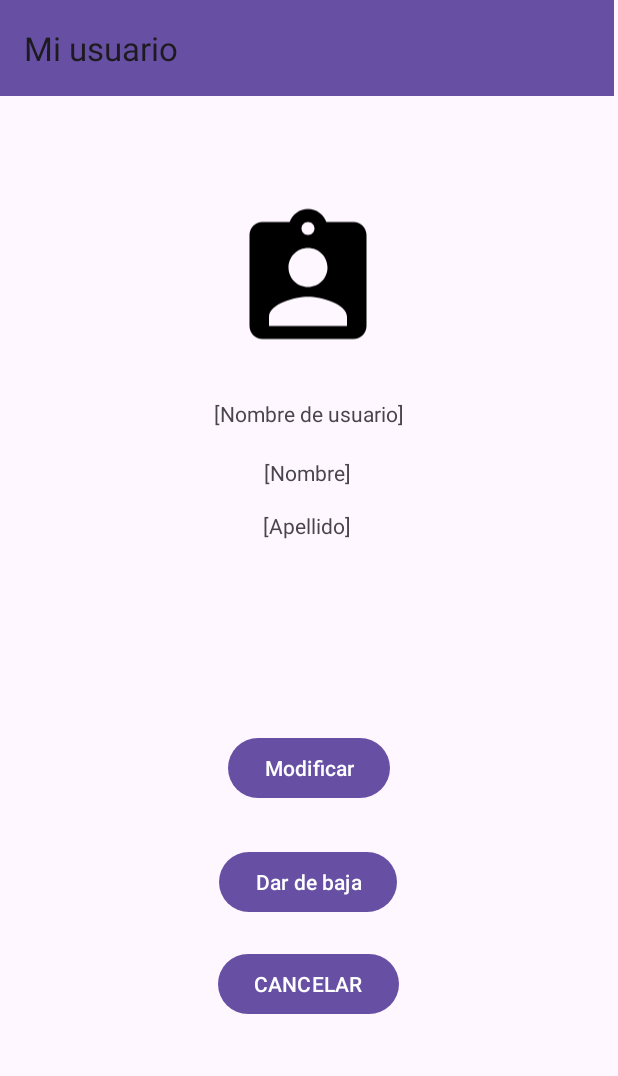
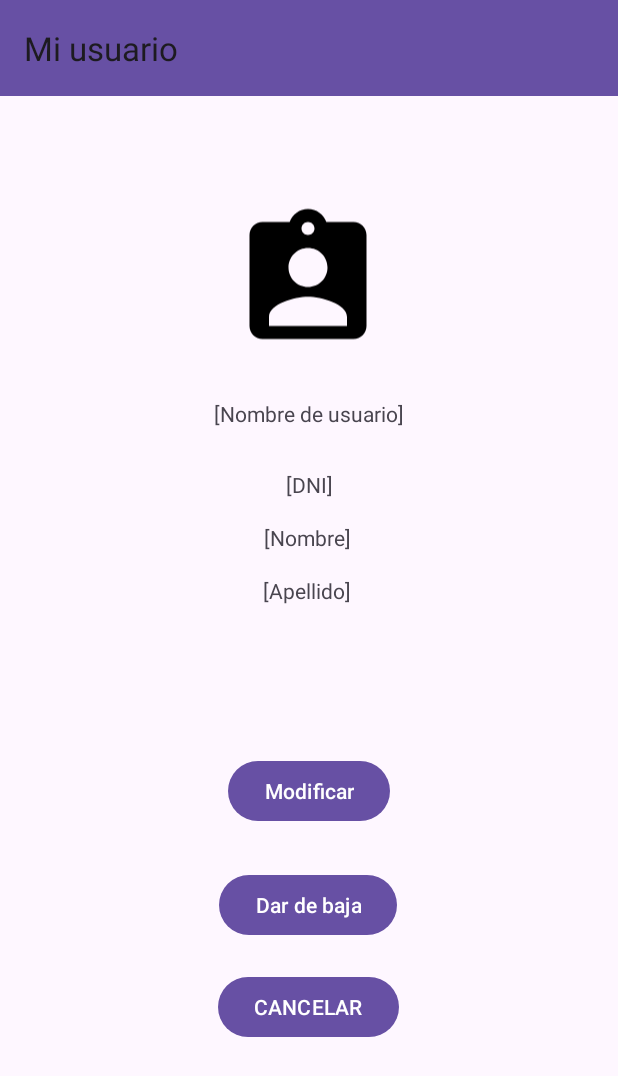
Before and after one commit to Alan-Vaca/TP7_SANAMENTE, an Android app: the Menu_Cliente screen opened directly, with no data from a screen before it, after a tap on "MI USUARIO", on a phone screen of 412 x 824 dp. Shown: the top 1076 px of the screen. Run offline under Robolectric (Android 15) with nearby library versions, the phone set to English and light mode, and no system bars.

Commit message:
LOGIN + MI USUARIO

```diff
--- a/app/build.gradle.kts
+++ b/app/build.gradle.kts
@@ -54,7 +54,7 @@ dependencies {
     testImplementation("junit:junit:4.13.2")
     androidTestImplementation("androidx.test.ext:junit:1.1.5")
     androidTestImplementation("androidx.test.espresso:espresso-core:3.5.1")
-
+    implementation("com.google.code.gson:gson:2.8.8")
     implementation("org.jetbrains.kotlin:kotlin-stdlib:1.8.22")
     implementation("org.jetbrains.kotlin:kotlin-stdlib-jdk8:1.8.22")
 }
--- a/app/src/main/java/com/example/tp7_sanamente/Menu_Cliente.java
+++ b/app/src/main/java/com/example/tp7_sanamente/Menu_Cliente.java
@@ -1,18 +1,37 @@
 package com.example.tp7_sanamente;
 
 import android.content.Intent;
+import android.content.SharedPreferences;
 import android.os.Bundle;
 import android.view.View;
 import android.widget.Toast;
 
 import androidx.appcompat.app.AppCompatActivity;
 
+import com.google.gson.Gson;
+
+import Entidad.Usuario;
+
 public class Menu_Cliente extends AppCompatActivity {
 
+    Usuario user;
     @Override
     protected void onCreate(Bundle savedInstanceState) {
         super.onCreate(savedInstanceState);
         setContentView(R.layout.activity_menu_cliente);
+
+        SharedPreferences sharedPreferences = getSharedPreferences("MyPrefs", MODE_PRIVATE);
+        String usuarioJson = sharedPreferences.getString("usuarioLogueado", "");
+
+        user = new Usuario();
+        if (!usuarioJson.isEmpty()) {
+            Gson gson = new Gson();
+            user = gson.fromJson(usuarioJson, Usuario.class);
+            //Toast.makeText(Menu_Cliente.this, "USUARIO INGRESADO: " + user.getIdUsuario() + "-" + user.getNombreUsuario(), Toast.LENGTH_LONG).show();
+        }else{
+            Toast.makeText(Menu_Cliente.this, "NO ESTAS LOGUEADO", Toast.LENGTH_LONG).show();
+        }
+
     }
 
     public void Notificaciones(View view) {
--- a/app/src/main/java/com/example/tp7_sanamente/MiUsuario.java
+++ b/app/src/main/java/com/example/tp7_sanamente/MiUsuario.java
@@ -1,17 +1,53 @@
 package com.example.tp7_sanamente;
+
+import android.content.Intent;
+import android.content.SharedPreferences;
+import android.os.Bundle;
+import android.view.View;
+import android.widget.TextView;
+import android.widget.Toast;
 
 import androidx.appcompat.app.AppCompatActivity;
 
-import android.content.Intent;
-import android.os.Bundle;
-import android.view.View;
+import com.google.gson.Gson;
+import com.google.gson.JsonSyntaxException;
+
+import Entidad.Usuario;
 
 public class MiUsuario extends AppCompatActivity {
 
+    TextView usuario,nombre,apellido,dni;
     @Override
     protected void onCreate(Bundle savedInstanceState) {
         super.onCreate(savedInstanceState);
         setContentView(R.layout.activity_mi_usuario);
+
+        usuario = findViewById(R.id.miUsuario);
+        nombre = findViewById(R.id.miNombre);
+        apellido = findViewById(R.id.miApellido);
+        dni = findViewById(R.id.miDni);
+
+        SharedPreferences sharedPreferences = getSharedPreferences("MyPrefs", MODE_PRIVATE);
+        String usuarioJson = sharedPreferences.getString("usuarioLogueado", "");
+
+        Usuario user = new Usuario();
+
+        if (!usuarioJson.isEmpty()) {
+            Gson gson = new Gson();
+            try{
+                user = gson.fromJson(usuarioJson, Usuario.class);
+                usuario.setText(user.getNombreUsuario());
+                nombre.setText(user.getNombre());
+                apellido.setText(user.getApellido());
+                String dniTxt = String.valueOf(user.getDNI());
+                dni.setText(dniTxt);
+            } catch (JsonSyntaxException e) {
+                e.printStackTrace();
+                Toast.makeText(MiUsuario.this, "Error al obtener los datos del usuario", Toast.LENGTH_LONG).show();
+            }
+        }else{
+            Toast.makeText(MiUsuario.this, "NO ESTAS LOGUEADO", Toast.LENGTH_LONG).show();
+        }
     }
 
     public void MenuModificarUsuario(View view) {
--- a/app/src/main/java/com/example/tp7_sanamente/Modificar_Usuario.java
+++ b/app/src/main/java/com/example/tp7_sanamente/Modificar_Usuario.java
@@ -1,10 +1,10 @@
 package com.example.tp7_sanamente;
-
-import androidx.appcompat.app.AppCompatActivity;
 
 import android.content.Intent;
 import android.os.Bundle;
 import android.view.View;
+
+import androidx.appcompat.app.AppCompatActivity;
 
 public class Modificar_Usuario extends AppCompatActivity {
 
@@ -15,7 +15,7 @@ public class Modificar_Usuario extends AppCompatActivity {
     }
 
     public void MenuMiUsuario(View view) {
-        Intent menuMiUsuario = new Intent(this, Mi_Usuario.class);
+        Intent menuMiUsuario = new Intent(this, MiUsuario.class);
         startActivity(menuMiUsuario);
     }
 }
--- a/app/src/main/res/layout/activity_main.xml
+++ b/app/src/main/res/layout/activity_main.xml
@@ -12,7 +12,7 @@
         android:layout_height="wrap_content"
         android:ems="10"
         android:hint="Contraseña"
-        android:inputType="text"
+        android:inputType="textPassword"
         app:layout_constraintBottom_toBottomOf="parent"
         app:layout_constraintEnd_toEndOf="parent"
         app:layout_constraintHorizontal_bias="0.497"
--- a/app/src/main/res/layout/activity_mi_comercio.xml
+++ b/app/src/main/res/layout/activity_mi_comercio.xml
@@ -30,7 +30,7 @@
         app:srcCompat="@drawable/baseline_shopping_cart_24" />
 
     <TextView
-        android:id="@+id/textView5"
+        android:id="@+id/miNombre"
         android:layout_width="wrap_content"
         android:layout_height="wrap_content"
         android:layout_marginTop="28dp"
@@ -100,7 +100,7 @@
         app:layout_constraintEnd_toEndOf="parent"
         app:layout_constraintHorizontal_bias="0.497"
         app:layout_constraintStart_toStartOf="parent"
-        app:layout_constraintTop_toBottomOf="@+id/textView5" />
+        app:layout_constraintTop_toBottomOf="@+id/miNombre" />
 
     <EditText
         android:id="@+id/editTextText6"
--- a/app/src/main/res/layout/activity_mi_usuario.xml
+++ b/app/src/main/res/layout/activity_mi_usuario.xml
@@ -30,7 +30,7 @@
         app:layout_constraintTop_toBottomOf="@+id/button5" />
 
     <TextView
-        android:id="@+id/textView7"
+        android:id="@+id/miApellido"
         android:layout_width="wrap_content"
         android:layout_height="wrap_content"
         android:layout_marginTop="16dp"
@@ -38,28 +38,29 @@
         app:layout_constraintEnd_toEndOf="parent"
         app:layout_constraintHorizontal_bias="0.497"
         app:layout_constraintStart_toStartOf="parent"
-        app:layout_constraintTop_toBottomOf="@+id/textView5" />
+        app:layout_constraintTop_toBottomOf="@+id/miNombre" />
 
     <TextView
-        android:id="@+id/textView5"
+        android:id="@+id/miNombre"
         android:layout_width="wrap_content"
         android:layout_height="wrap_content"
-        android:layout_marginTop="20dp"
+        android:layout_marginTop="16dp"
         android:text="[Nombre]"
         app:layout_constraintEnd_toEndOf="parent"
         app:layout_constraintHorizontal_bias="0.498"
         app:layout_constraintStart_toStartOf="parent"
-        app:layout_constraintTop_toBottomOf="@+id/textView4" />
+        app:layout_constraintTop_toBottomOf="@+id/miDni" />
 
     <androidx.appcompat.widget.Toolbar
         android:id="@+id/toolbar3"
-        android:layout_width="409dp"
+        android:layout_width="0dp"
         android:layout_height="wrap_content"
         android:background="?attr/colorPrimary"
         android:minHeight="?attr/actionBarSize"
         android:theme="?attr/actionBarTheme"
-        app:title="Mi usuario"
-        tools:layout_editor_absoluteX="1dp" />
+        app:layout_constraintEnd_toEndOf="parent"
+        app:layout_constraintStart_toStartOf="parent"
+        app:title="Mi usuario" />
 
     <ImageView
         android:id="@+id/imageView"
@@ -73,7 +74,7 @@
         app:srcCompat="@drawable/baseline_assignment_ind_24" />
 
     <TextView
-        android:id="@+id/textView4"
+        android:id="@+id/miUsuario"
         android:layout_width="wrap_content"
         android:layout_height="wrap_content"
         android:layout_marginTop="20dp"
@@ -82,14 +83,24 @@
         app:layout_constraintStart_toStartOf="parent"
         app:layout_constraintTop_toBottomOf="@+id/imageView" />
 
+    <TextView
+        android:id="@+id/miDni"
+        android:layout_width="wrap_content"
+        android:layout_height="wrap_content"
+        android:layout_marginTop="28dp"
+        android:text="[DNI]"
+        app:layout_constraintEnd_toEndOf="parent"
+        app:layout_constraintStart_toStartOf="parent"
+        app:layout_constraintTop_toBottomOf="@+id/miUsuario" />
+
     <Button
         android:id="@+id/button5"
         android:layout_width="wrap_content"
         android:layout_height="wrap_content"
-        android:layout_marginTop="128dp"
+        android:layout_marginTop="100dp"
         android:onClick="MenuModificarUsuario"
         android:text="Modificar"
         app:layout_constraintEnd_toEndOf="parent"
         app:layout_constraintStart_toStartOf="parent"
-        app:layout_constraintTop_toBottomOf="@+id/textView7" />
+        app:layout_constraintTop_toBottomOf="@+id/miApellido" />
 </androidx.constraintlayout.widget.ConstraintLayout>
```
Also changed, not shown: app/src/main/java/com/example/tp7_sanamente/MainActivity.java (+27 -15 lines), app/src/main/java/com/example/tp7_sanamente/Mi_Usuario.java (deleted, +0 -29 lines), app/src/main/res/layout/activity_filtros.xml (+6 -6 lines).
